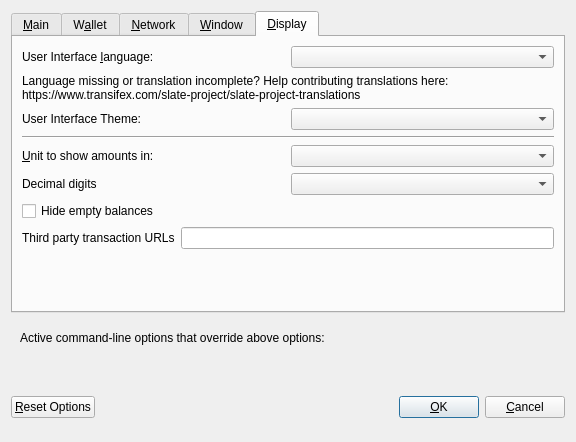
bytzcurrency/slate, file src/qt/forms/optionsdialog.ui: the form before one commit.
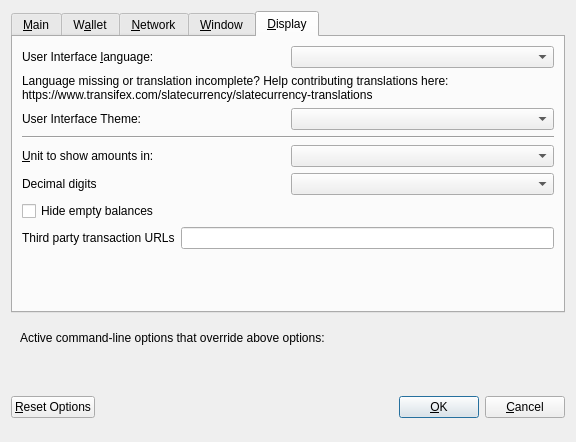
The form after the commit. The open tabs and pages were chosen to show the change. Custom widgets are drawn as their Qt base class.

```diff
--- a/src/qt/forms/optionsdialog.ui
+++ b/src/qt/forms/optionsdialog.ui
@@ -507,7 +507,7 @@
          </property>
          <property name="text">
           <string>Language missing or translation incomplete? Help contributing translations here:
-https://www.transifex.com/slate-project/slate-project-translations</string>
+https://www.transifex.com/slatecurrency/slatecurrency-translations</string>
          </property>
          <property name="wordWrap">
           <bool>true</bool>
```
